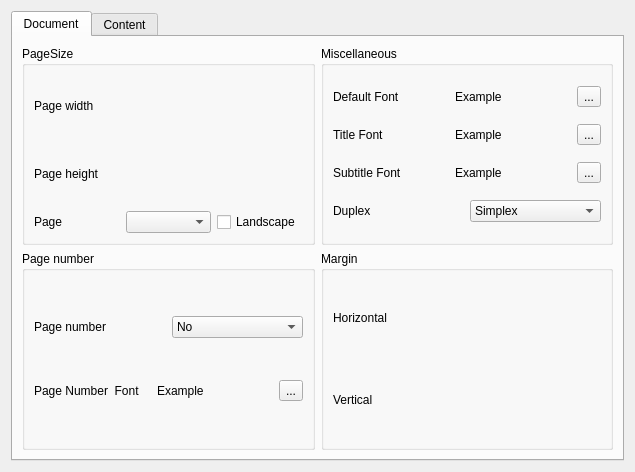
Old version of the form formconfig.ui in the repository jpcima/chordv.
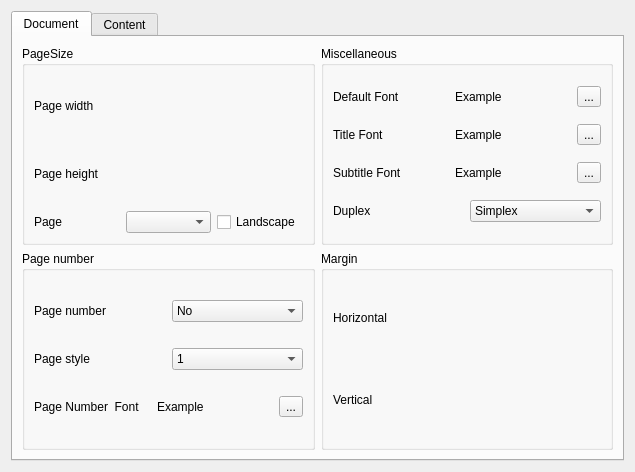
New version of the form. Custom widgets are drawn as their Qt base class.

What changed in the file:
```diff
--- a/formconfig.ui
+++ b/formconfig.ui
@@ -26,10 +26,12 @@
       <attribute name="title">
        <string>Document</string>
       </attribute>
+      <layout class="QHBoxLayout" name="horizontalLayout_29">
+       <item>
       <layout class="QVBoxLayout" name="verticalLayout_10">
        <item>
-        <layout class="QGridLayout" name="gridLayout">
-         <item row="0" column="0">
+          <layout class="QHBoxLayout" name="horizontalLayout_13">
+           <item>
           <widget class="QGroupBox" name="groupBox_4">
            <property name="title">
             <string>PageSize</string>
@@ -91,7 +93,7 @@
            </layout>
           </widget>
          </item>
-         <item row="0" column="1">
+           <item>
           <widget class="QGroupBox" name="groupBox_8">
            <property name="title">
             <string>Miscellaneous</string>
@@ -204,14 +206,18 @@
            </layout>
           </widget>
          </item>
-         <item row="1" column="0">
+          </layout>
+         </item>
+         <item>
+          <layout class="QHBoxLayout" name="horizontalLayout_28">
+           <item>
           <widget class="QGroupBox" name="groupBox_7">
            <property name="title">
             <string>Page number</string>
            </property>
-           <layout class="QHBoxLayout" name="horizontalLayout_30">
+             <layout class="QHBoxLayout" name="horizontalLayout_7">
             <item>
-             <layout class="QVBoxLayout" name="verticalLayout_17">
+               <layout class="QVBoxLayout" name="verticalLayout_2">
               <item>
                <layout class="QHBoxLayout" name="horizontalLayout_26">
                 <item>
@@ -242,6 +248,36 @@
                 </item>
                </layout>
               </item>
+                <item>
+                 <layout class="QHBoxLayout" name="horizontalLayout_5">
+                  <item>
+                   <widget class="QLabel" name="labelPageNumberStyle">
+                    <property name="text">
+                     <string>Page style</string>
+                    </property>
+                   </widget>
+                  </item>
+                  <item>
+                   <widget class="QComboBox" name="comboBoxPageNumberStyle">
+                    <item>
+                     <property name="text">
+                      <string>1</string>
+                     </property>
+                    </item>
+                    <item>
+                     <property name="text">
+                      <string>- 1 - </string>
+                     </property>
+                    </item>
+                    <item>
+                     <property name="text">
+                      <string>1/50</string>
+                     </property>
+                    </item>
+                   </widget>
+                  </item>
+                 </layout>
+                </item>
               <item>
                <layout class="QHBoxLayout" name="horizontalLayout_14">
                 <item>
@@ -272,7 +308,7 @@
            </layout>
           </widget>
          </item>
-         <item row="1" column="1">
+           <item>
           <widget class="QGroupBox" name="groupBox_5">
            <property name="title">
             <string>Margin</string>
@@ -312,6 +348,8 @@
             </item>
            </layout>
           </widget>
+           </item>
+          </layout>
          </item>
         </layout>
        </item>
```
Lines whose indentation alone changed are shown as unchanged.
